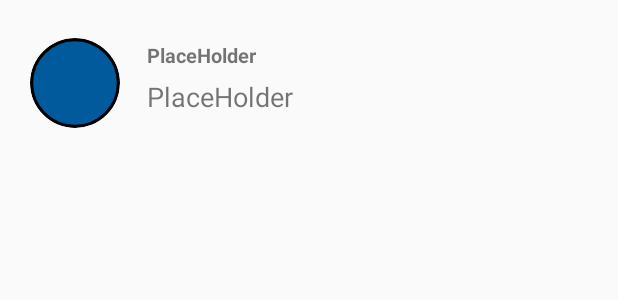
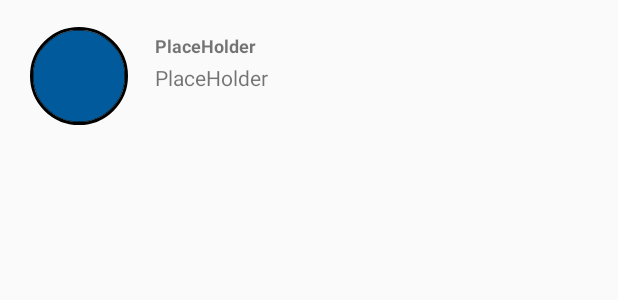
Before and after one commit to Jang0F377/PFG_Messenger, an Android app: the layout conversations_activity_row.xml on its own in the app's theme, with its tools: preview values and no code run, on a phone screen of 412 x 824 dp. Shown: the top 300 px of the screen. Run offline under Robolectric (Android 15) with nearby library versions, the phone set to English and light mode, and no system bars.

Commit message:
most recent

```diff
--- a/app/src/main/res/layout/conversations_activity_row.xml
+++ b/app/src/main/res/layout/conversations_activity_row.xml
@@ -1,15 +1,16 @@
 <?xml version="1.0" encoding="utf-8"?>
 <androidx.constraintlayout.widget.ConstraintLayout xmlns:android="http://schemas.android.com/apk/res/android"
     android:layout_width="match_parent"
-    android:layout_height="110dp"
+    android:layout_height="105dp"
     xmlns:app="http://schemas.android.com/apk/res-auto">
 
     <de.hdodenhof.circleimageview.CircleImageView
         android:id="@+id/iv_conversations_activity_rows"
-        android:layout_width="60dp"
-        android:layout_height="60dp"
-        android:layout_marginTop="3dp"
-        android:layout_marginBottom="3dp"
+        app:civ_border_width="2dp"
+        android:layout_width="65dp"
+        android:layout_height="65dp"
+        android:layout_marginTop="2dp"
+        android:layout_marginBottom="6dp"
         android:src="@drawable/circular_choose_image_button"
         app:layout_constraintBottom_toBottomOf="parent"
         app:layout_constraintLeft_toLeftOf="parent"
@@ -24,8 +25,8 @@
         app:layout_constraintTop_toTopOf="parent"
         android:text="@string/placeholder"
         android:layout_marginStart="18dp"
-        android:layout_marginTop="27dp"
-        android:textSize="13sp"
+        android:layout_marginTop="22dp"
+        android:textSize="12sp"
         android:textStyle="bold"
         app:layout_constraintBottom_toTopOf="@id/tv_latest_message_conversations_activity"
 
@@ -37,10 +38,12 @@
         android:layout_height="wrap_content"
         app:layout_constraintLeft_toRightOf="@id/iv_conversations_activity_rows"
         android:text="@string/placeholder"
-        android:textSize="18sp"
+        android:textSize="14sp"
         app:layout_constraintTop_toBottomOf="@id/tv_username_conversations_activity"
         android:layout_marginStart="18dp"
-        android:layout_marginTop="6dp"/>
+        android:maxWidth="265dp"
+        android:maxLines="2"
+        android:layout_marginTop="3dp"/>
 
 
 </androidx.constraintlayout.widget.ConstraintLayout>
```
Also changed, not shown: app/src/main/java/com/mattgarrett/pfg702_messenger/ChatLogActivity.kt (+4 -4 lines), app/src/main/java/com/mattgarrett/pfg702_messenger/ConversationsActivity.kt (+61 -19 lines), app/src/main/java/com/mattgarrett/pfg702_messenger/LatestMessageRow.kt (added, +49 -0 lines).
